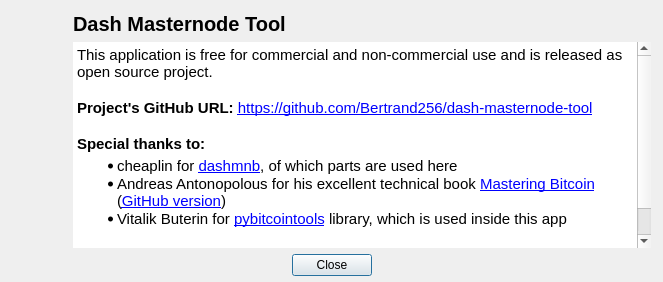
Before: the Qt Designer form src/wnd_about_base.ui in Bertrand256/dash-masternode-tool, drawn with Qt 5.
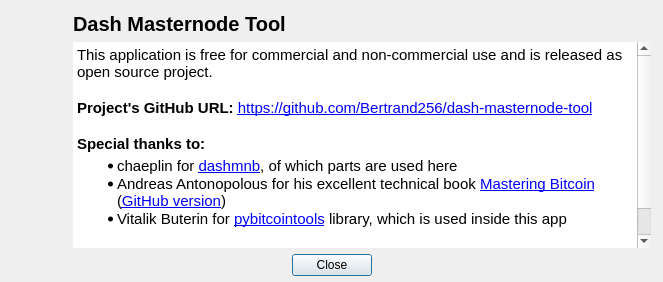
After: the same form once the commit is applied.

Patch:
```diff
--- a/src/wnd_about_base.ui
+++ b/src/wnd_about_base.ui
@@ -137,7 +137,7 @@
 &lt;p style=&quot; margin-top:0px; margin-bottom:0px; margin-left:0px; margin-right:0px; -qt-block-indent:0; text-indent:0px;&quot;&gt;&lt;span style=&quot; font-size:11pt; font-weight:600;&quot;&gt;Project's GitHub URL:&lt;/span&gt;&lt;span style=&quot; font-size:11pt;&quot;&gt; &lt;/span&gt;&lt;a href=&quot;https://github.com/Bertrand256/dash-masternode-tool&quot;&gt;&lt;span style=&quot; font-size:11pt; text-decoration: underline; color:#0000ff;&quot;&gt;https://github.com/Bertrand256/dash-masternode-tool&lt;/span&gt;&lt;/a&gt;&lt;span style=&quot; font-size:11pt;&quot;&gt; &lt;/span&gt;&lt;/p&gt;
 &lt;p style=&quot;-qt-paragraph-type:empty; margin-top:0px; margin-bottom:0px; margin-left:0px; margin-right:0px; -qt-block-indent:0; text-indent:0px; font-size:11pt;&quot;&gt;&lt;br /&gt;&lt;/p&gt;
 &lt;p style=&quot; margin-top:0px; margin-bottom:0px; margin-left:0px; margin-right:0px; -qt-block-indent:0; text-indent:0px;&quot;&gt;&lt;span style=&quot; font-size:11pt; font-weight:600;&quot;&gt;Special thanks to:&lt;/span&gt;&lt;/p&gt;
-&lt;ul style=&quot;margin-top: 0px; margin-bottom: 0px; margin-left: 0px; margin-right: 0px; -qt-list-indent: 1;&quot;&gt;&lt;li style=&quot; font-size:11pt;&quot; style=&quot; margin-top:4px; margin-bottom:0px; margin-left:0px; margin-right:0px; -qt-block-indent:0; text-indent:0px;&quot;&gt;cheaplin for &lt;a href=&quot;https://github.com/chaeplin/dashmnb&quot;&gt;&lt;span style=&quot; text-decoration: underline; color:#0000ff;&quot;&gt;dashmnb&lt;/span&gt;&lt;/a&gt;, of which parts are used here&lt;/li&gt;
+&lt;ul style=&quot;margin-top: 0px; margin-bottom: 0px; margin-left: 0px; margin-right: 0px; -qt-list-indent: 1;&quot;&gt;&lt;li style=&quot; font-size:11pt;&quot; style=&quot; margin-top:4px; margin-bottom:0px; margin-left:0px; margin-right:0px; -qt-block-indent:0; text-indent:0px;&quot;&gt;chaeplin for &lt;a href=&quot;https://github.com/chaeplin/dashmnb&quot;&gt;&lt;span style=&quot; text-decoration: underline; color:#0000ff;&quot;&gt;dashmnb&lt;/span&gt;&lt;/a&gt;, of which parts are used here&lt;/li&gt;
 &lt;li style=&quot; font-size:11pt;&quot; style=&quot; margin-top:0px; margin-bottom:0px; margin-left:0px; margin-right:0px; -qt-block-indent:0; text-indent:0px;&quot;&gt;Andreas Antonopolous for his excellent technical book &lt;a href=&quot;http://shop.oreilly.com/product/0636920049524.do&quot;&gt;&lt;span style=&quot; text-decoration: underline; color:#0000ff;&quot;&gt;Mastering Bitcoin&lt;/span&gt;&lt;/a&gt; (&lt;a href=&quot;https://github.com/bitcoinbook/bitcoinbook/tree/develop&quot;&gt;&lt;span style=&quot; text-decoration: underline; color:#0000ff;&quot;&gt;GitHub version&lt;/span&gt;&lt;/a&gt;)&lt;/li&gt;
 &lt;li style=&quot; font-size:11pt;&quot; style=&quot; margin-top:0px; margin-bottom:6px; margin-left:0px; margin-right:0px; -qt-block-indent:0; text-indent:0px;&quot;&gt;Vitalik Buterin for &lt;a href=&quot;https://github.com/vbuterin/pybitcointools&quot;&gt;&lt;span style=&quot; text-decoration: underline; color:#0000ff;&quot;&gt;pybitcointools&lt;/span&gt;&lt;/a&gt; library, which is used inside this app&lt;/li&gt;&lt;/ul&gt;
 &lt;p style=&quot;-qt-paragraph-type:empty; margin-top:0px; margin-bottom:0px; margin-left:0px; margin-right:0px; -qt-block-indent:0; text-indent:0px; font-size:8.25pt;&quot;&gt;&lt;br /&gt;&lt;/p&gt;
```
